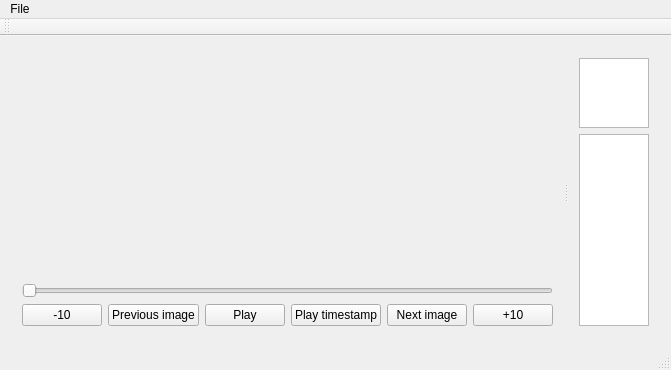
Above: mainwindow.ui from jankolorenc/VideoTimeMeasure before the change. Below: the same form after it.
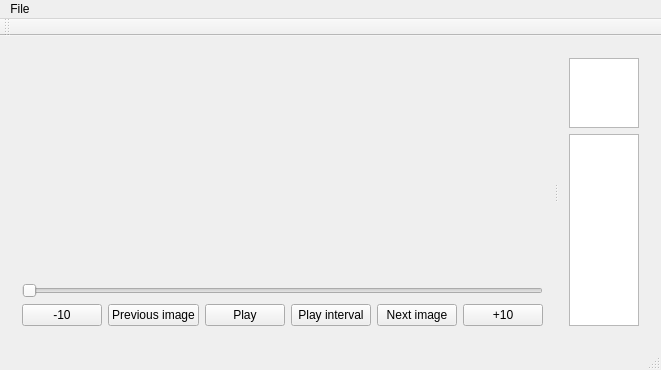
That is the form after the change. Custom widgets are drawn as their Qt base class.

Commit message: added play till timestamp function to easily verify limiter interval

Patch:
```diff
--- a/mainwindow.ui
+++ b/mainwindow.ui
@@ -6,7 +6,7 @@
    <rect>
     <x>0</x>
     <y>0</y>
-    <width>557</width>
+    <width>592</width>
     <height>361</height>
    </rect>
   </property>
@@ -86,7 +86,7 @@
           <item>
            <widget class="QPushButton" name="playTillNextTimestampPushButton">
             <property name="text">
-             <string>Play timestamp</string>
+             <string>Play interval</string>
             </property>
            </widget>
           </item>
@@ -150,7 +150,7 @@
     <rect>
      <x>0</x>
      <y>0</y>
-     <width>557</width>
+     <width>592</width>
      <height>25</height>
     </rect>
    </property>
```
Left out of the diff: 2 changed lines with no effect on the pictures. The commit also changes 2 other files.
